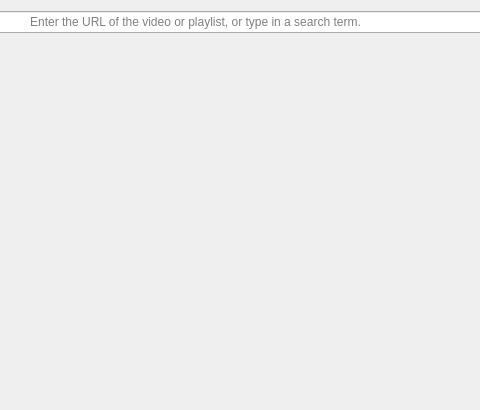
Above: src/GUI/Interfaces/MainInterface.ui from PyFlat/YT-Downloader before the change; both pictures show x 133 to 613 and y 0 to 410 of the 747 by 410 pixel window. Below: the same form after it.
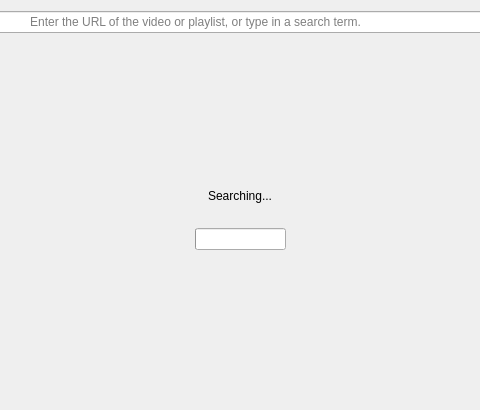
That is the form after the change. The open tabs and pages were chosen to show the change. Custom widgets are drawn as their Qt base class.

Diff of the .ui file:
```diff
--- a/src/GUI/Interfaces/MainInterface.ui
+++ b/src/GUI/Interfaces/MainInterface.ui
@@ -79,7 +79,61 @@
        </property>
       </layout>
      </widget>
-     <widget class="QWidget" name="page_2"/>
+     <widget class="QWidget" name="page_2">
+      <layout class="QVBoxLayout" name="verticalLayout_2">
+       <property name="spacing">
+        <number>25</number>
+       </property>
+       <property name="leftMargin">
+        <number>0</number>
+       </property>
+       <property name="topMargin">
+        <number>0</number>
+       </property>
+       <property name="rightMargin">
+        <number>0</number>
+       </property>
+       <property name="bottomMargin">
+        <number>0</number>
+       </property>
+       <item>
+        <spacer name="verticalSpacer">
+         <property name="orientation">
+          <enum>Qt::Vertical</enum>
+         </property>
+         <property name="sizeHint" stdset="0">
+          <size>
+           <width>20</width>
+           <height>40</height>
+          </size>
+         </property>
+        </spacer>
+       </item>
+       <item alignment="Qt::AlignHCenter|Qt::AlignVCenter">
+        <widget class="TitleLabel" name="TitleLabel">
+         <property name="text">
+          <string>Searching...</string>
+         </property>
+        </widget>
+       </item>
+       <item alignment="Qt::AlignHCenter|Qt::AlignVCenter">
+        <widget class="IndeterminateProgressRing" name="IndeterminateProgressRing"/>
+       </item>
+       <item>
+        <spacer name="verticalSpacer_2">
+         <property name="orientation">
+          <enum>Qt::Vertical</enum>
+         </property>
+         <property name="sizeHint" stdset="0">
+          <size>
+           <width>20</width>
+           <height>40</height>
+          </size>
+         </property>
+        </spacer>
+       </item>
+      </layout>
+     </widget>
     </widget>
    </item>
   </layout>
@@ -90,6 +144,16 @@
    <extends>QPushButton</extends>
    <header>qfluentwidgets</header>
   </customwidget>
+  <customwidget>
+   <class>TitleLabel</class>
+   <extends>QLabel</extends>
+   <header>qfluentwidgets</header>
+  </customwidget>
+  <customwidget>
+   <class>IndeterminateProgressRing</class>
+   <extends>QProgressBar</extends>
+   <header>qfluentwidgets</header>
+  </customwidget>
   <customwidget>
    <class>LineEdit</class>
    <extends>QLineEdit</extends>
```
Left out of the diff: 2 changed lines with no effect on the pictures.
